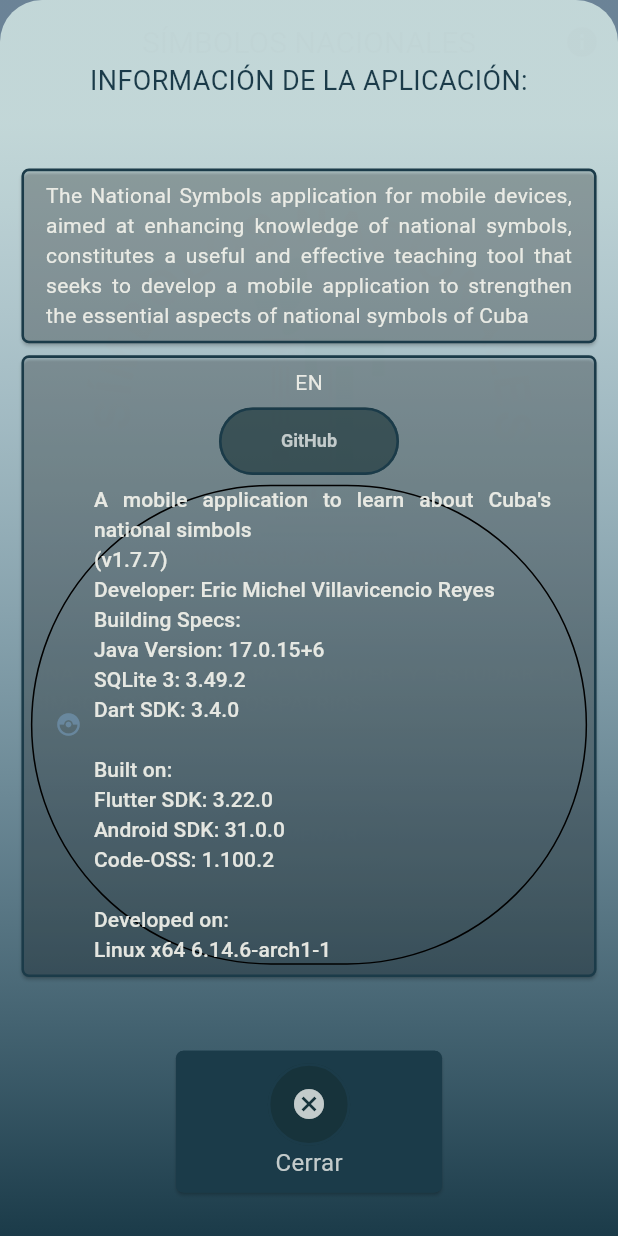
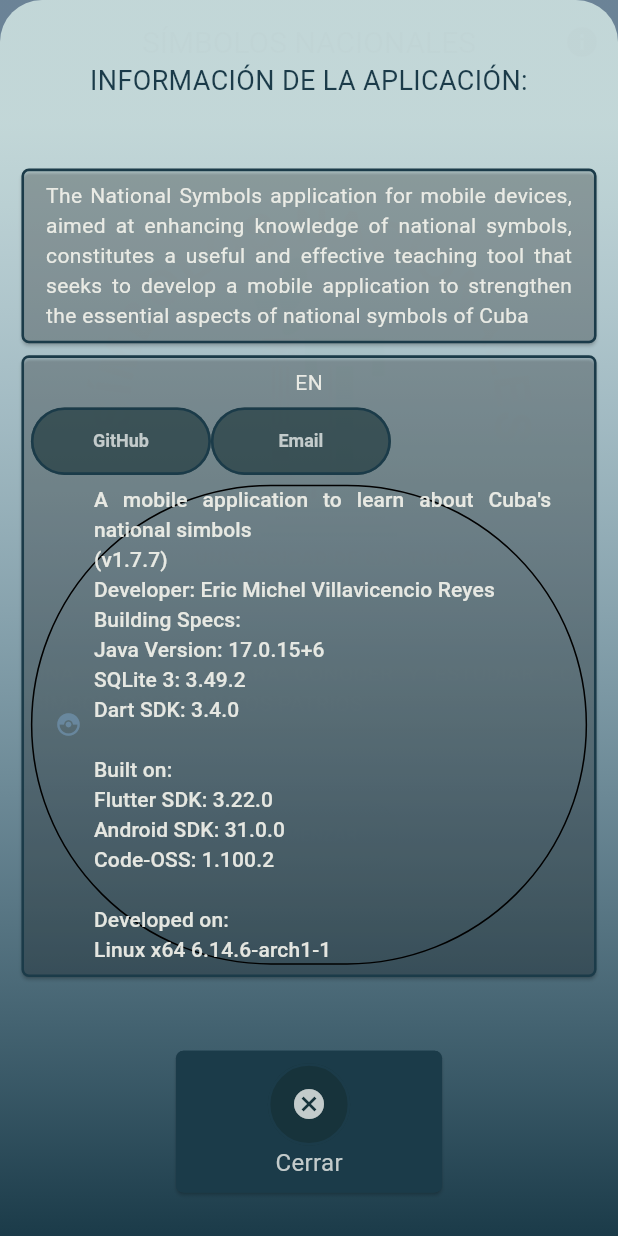
Before and after one commit to ElectroZombie/simbolos_patrios, a Flutter app: the screen it shows after launch, after a tap on the "info" icon, on a phone screen of 412 x 824 dp. Run offline on Flutter 3.47's test engine with Material 3 defaults, Android fonts, the light colour scheme and no system bars; our stand-ins replace shared_preferences, sqflite, sqflite_common_ffi; accounts and stored records are empty; Roboto replaces fonts that are missing (Arial).

Commit message:
Configuracion y aislamiento del Info_Sheet como un Widget genérico

```diff
--- /dev/null
+++ b/lib/structs/info_sheet_data.dart
@@ -0,0 +1,9 @@
+import '../utils/enum_types.dart';
+import '../utils/tuple.dart';
+
+class InfoSheetData {
+  List<Tuple<String, String>> optionList;
+  Map<LinkTypes, dynamic> linkMap;
+
+  InfoSheetData(this.optionList, this.linkMap);
+}
--- a/lib/utils/enum_types.dart
+++ b/lib/utils/enum_types.dart
@@ -1,3 +1,5 @@
 enum InputTypes { text, number, numberDecimal, email, phone, url }
 
 enum LanguageEnum { en, es }
+
+enum LinkTypes { gitHub, linkedin, email }
--- a/lib/views/landing_view.dart
+++ b/lib/views/landing_view.dart
@@ -1,8 +1,11 @@
 import 'package:flutter/material.dart';
 import 'package:provider/provider.dart';
+import 'package:simbolos_nacionales_ult/structs/info_sheet_data.dart';
+import 'package:simbolos_nacionales_ult/utils/enum_types.dart';
 
 import '../providers/chapter_provider.dart';
 import '../styles/button_style.dart';
+import '../utils/tuple.dart';
 import '../widgets/gradient.dart';
 import '../widgets/info_sheet.dart';
 
@@ -101,5 +104,49 @@ class LandingView extends StatelessWidget {
 }
 
 void showSheet(context, colors) {
-  infoSheet(context, colors);
+  List<Tuple<String, String>> optionList = [
+    Tuple(
+        T: "A mobile application to learn about Cuba's national simbols\n"
+            "(v1.7.7)\n"
+            "Developer: "
+            "Eric Michel Villavicencio Reyes\n"
+            "Building Specs:\n"
+            "Java Version: 17.0.15+6\n"
+            "SQLite 3: 3.49.2\n"
+            "Dart SDK: 3.4.0\n\n"
+            "Built on:\n"
+            "Flutter SDK: 3.22.0\n"
+            "Android SDK: 31.0.0\n"
+            "Code-OSS: 1.100.2\n\n"
+            "Developed on:\n"
+            "Linux x64 6.14.6-arch1-1",
+        K: "Una aplicación móvil para apoyar el aprendizaje de los símbolos nacionales de Cuba\n"
+            "(v1.7.7)\n"
+            "Desarrolladore: "
+            "Eric Michel Villavicencio Reyes\n"
+            "Especificaciones:\n"
+            "Java Version: 17.0.15+6\n"
+            "SQLite 3: 3.49.2\n"
+            "Dart SDK: 3.4.0\n\n"
+            "Construido con:\n"
+            "Flutter SDK: 3.22.0\n"
+            "Android SDK: 31.0.0\n"
+            "Code-OSS: 1.100.2\n\n"
+            "Desarrollado en:\n"
+            "Linux x64 6.14.6-arch1-1"),
+    Tuple(T: "EN", K: "ES"),
+    Tuple(
+        T: "The National Symbols application for mobile devices, aimed at enhancing knowledge of national symbols, "
+            "constitutes a useful and effective teaching tool that seeks to develop a mobile application to "
+            "strengthen the essential aspects of national symbols of Cuba",
+        K: "La aplicación Símbolos Nacionales para dispositivos móviles, con el objetivo de favorecer los "
+            "conocimientos de los símbolos nacionales, constituye un medio de enseñanza útil y eficaz que persigue "
+            "como objetivo desarrollar una aplicación móvil para fortalecer los aspectos esenciales sobre los "
+            "símbolos nacionales de Cuba")
+  ];
+  Map<LinkTypes, dynamic> linkMap = {
+    LinkTypes.gitHub: Uri.http('github.com', '/ElectroZombie'),
+    LinkTypes.email: Uri(scheme: 'mailto', path: 'daphniphyllum901@gmail.com')
+  };
+  infoSheet(context, colors, InfoSheetData(optionList, linkMap));
 }
--- a/lib/widgets/info_sheet.dart
+++ b/lib/widgets/info_sheet.dart
@@ -1,4 +1,5 @@
 import 'package:provider/provider.dart';
+import 'package:simbolos_nacionales_ult/structs/info_sheet_data.dart';
 import 'package:simbolos_nacionales_ult/utils/tuple.dart';
 import 'package:url_launcher/url_launcher.dart';
 import 'package:flutter/material.dart';
@@ -8,48 +9,8 @@ import '../utils/enum_types.dart';
 import '../widgets/gradient.dart';
 import '../styles/button_style.dart';
 
-infoSheet(BuildContext context, ColorScheme colors) {
-  List<Tuple<String, String>> optionList = [
-    Tuple(
-        T: "A mobile application to learn about Cuba's national simbols\n"
-            "(v1.7.7)\n"
-            "Developer: "
-            "Eric Michel Villavicencio Reyes\n"
-            "Building Specs:\n"
-            "Java Version: 17.0.15+6\n"
-            "SQLite 3: 3.49.2\n"
-            "Dart SDK: 3.4.0\n\n"
-            "Built on:\n"
-            "Flutter SDK: 3.22.0\n"
-            "Android SDK: 31.0.0\n"
-            "Code-OSS: 1.100.2\n\n"
-            "Developed on:\n"
-            "Linux x64 6.14.6-arch1-1",
-        K: "Una aplicación móvil para apoyar el aprendizaje de los símbolos nacionales de Cuba\n"
-            "(v1.7.7)\n"
-            "Desarrolladore: "
-            "Eric Michel Villavicencio Reyes\n"
-            "Especificaciones:\n"
-            "Java Version: 17.0.15+6\n"
-            "SQLite 3: 3.49.2\n"
-            "Dart SDK: 3.4.0\n\n"
-            "Construido con:\n"
-            "Flutter SDK: 3.22.0\n"
-            "Android SDK: 31.0.0\n"
-            "Code-OSS: 1.100.2\n\n"
-            "Desarrollado en:\n"
-            "Linux x64 6.14.6-arch1-1"),
-    Tuple(T: "EN", K: "ES"),
-    Tuple(
-        T: "The National Symbols application for mobile devices, aimed at enhancing knowledge of national symbols, "
-            "constitutes a useful and effective teaching tool that seeks to develop a mobile application to "
-            "strengthen the essential aspects of national symbols of Cuba",
-        K: "La aplicación Símbolos Nacionales para dispositivos móviles, con el objetivo de favorecer los "
-            "conocimientos de los símbolos nacionales, constituye un medio de enseñanza útil y eficaz que persigue "
-            "como objetivo desarrollar una aplicación móvil para fortalecer los aspectos esenciales sobre los "
-            "símbolos nacionales de Cuba")
-  ];
-
+infoSheet(
+    BuildContext context, ColorScheme colors, InfoSheetData infoSheetData) {
   showModalBottomSheet(
       backgroundColor: colors.surface,
       isScrollControlled: true,
@@ -102,8 +63,11 @@ infoSheet(BuildContext context, ColorScheme colors) {
                                           horizontal: 10),
                                       child: Consumer<LanguageProvider>(
                                           builder: (context, data, child) =>
-                                              _showText(data.language, colors,
-                                                  2, optionList))),
+                                              _showText(
+                                                  data.language,
+                                                  colors,
+                                                  2,
+                                                  infoSheetData.optionList))),
                                 ),
                                 SizedBox(
                                     height: MediaQuery.of(context).size.height /
@@ -139,14 +103,25 @@ infoSheet(BuildContext context, ColorScheme colors) {
                                                       data.language,
                                                       colors,
                                                       1,
-                                                      optionList))),
+                                                      infoSheetData
+                                                          .optionList))),
                                       const SizedBox(height: 5),
                                       Column(
                                         children: [
-                                          TextButton(
-                                              style: buttonStyle(colors),
-                                              child: const Text("GitHub"),
-                                              onPressed: () => _launchUrl()),
+                                          Row(children: [
+                                            TextButton(
+                                                style: buttonStyle(colors),
+                                                child: const Text("GitHub"),
+                                                onPressed: () => _launchUrl(
+                                                    infoSheetData,
+                                                    LinkTypes.gitHub)),
+                                            TextButton(
+                                                style: buttonStyle(colors),
+                                                child: const Text("Email"),
+                                                onPressed: () => _launchUrl(
+                                                    infoSheetData,
+                                                    LinkTypes.email))
+                                          ]),
                                           const SizedBox(
                                             height: 5,
                                           ),
@@ -162,9 +137,10 @@ infoSheet(BuildContext context, ColorScheme colors) {
                                                           data.language,
                                                           colors,
                                                           0,
-                                                          optionList),
-                                                      icon: const Icon(Icons
-                                                          .catching_pokemon_rounded))),
+                                                          infoSheetData
+                                                              .optionList),
+                                                      icon: const Icon(
+                                                          Icons.catching_pokemon_rounded))),
                                         ],
                                       )
                                     ])),
@@ -216,11 +192,10 @@ infoSheet(BuildContext context, ColorScheme colors) {
       });
 }
 
-Future<void> _launchUrl() async {
+Future<void> _launchUrl(InfoSheetData infoSheetData, LinkTypes linkType) async {
   if (!await launchUrl(
-      mode: LaunchMode.platformDefault,
-      Uri.http('github.com', '/ElectroZombie'))) {
-    throw Exception('Could not launch https://github.com/ElectroZombie');
+      mode: LaunchMode.platformDefault, infoSheetData.linkMap[linkType])) {
+    throw Exception('Could not launch the URL');
   }
 }
 
```
